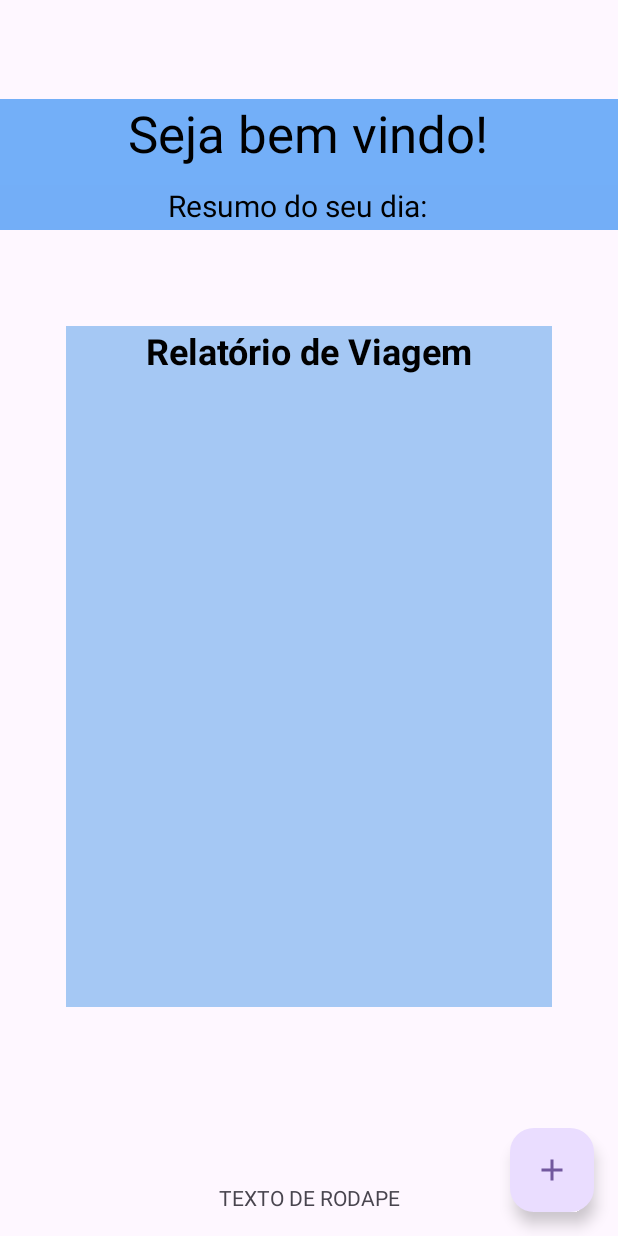
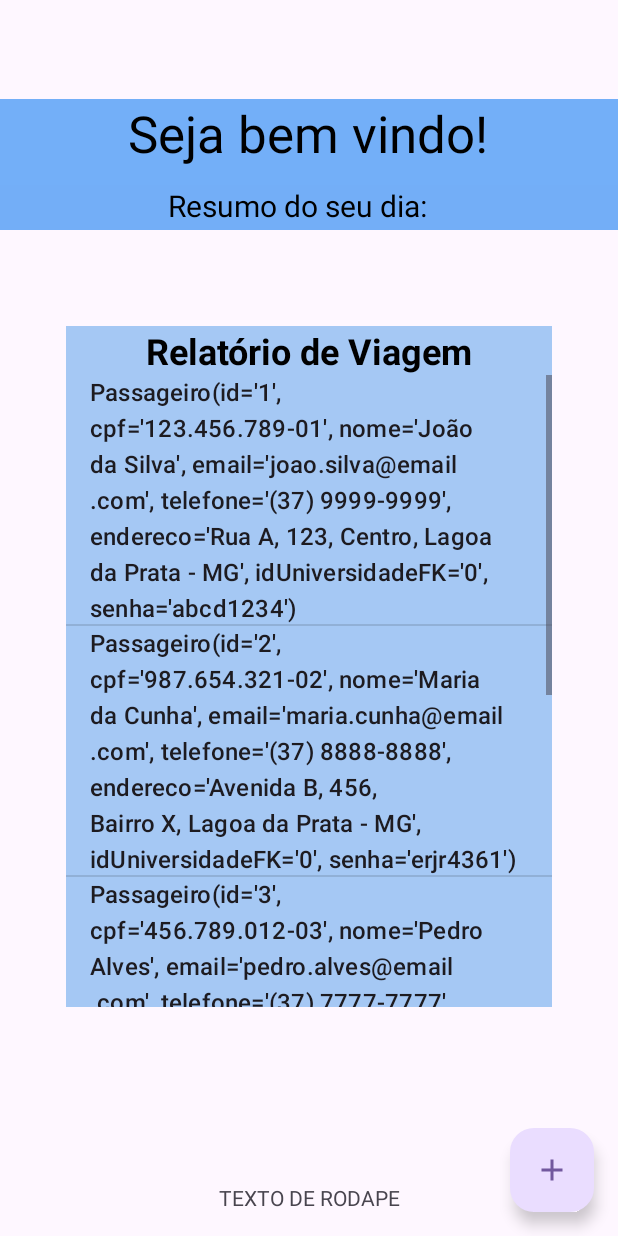
Before and after one commit to MariaLaura17/AppTransporte, an Android app: the screen it shows after launch (PrincipalActivity), after a tap on "Entrar", on a phone screen of 412 x 824 dp. Run offline under Robolectric (Android 15) with nearby library versions, the phone set to English and light mode, and no system bars; 1 statement that could not run was skipped.

Commit message:
Implementei o db, mas quando executa o app na PrincipalActivity, ele fecha, temos que trabalhar para arrumar

```diff
--- a/app/src/main/java/com/example/apptransporte/PrincipalActivity.kt
+++ b/app/src/main/java/com/example/apptransporte/PrincipalActivity.kt
@@ -2,10 +2,12 @@ package com.example.apptransporte
 
 import android.content.Intent
 import android.os.Bundle
+import android.widget.ArrayAdapter
 import androidx.activity.enableEdgeToEdge
 import androidx.appcompat.app.AppCompatActivity
 import androidx.core.view.ViewCompat
 import androidx.core.view.WindowInsetsCompat
+import com.example.apptransporte.database.DataBase
 import com.example.apptransporte.databinding.ActivityPrincipalBinding
 
 class PrincipalActivity: AppCompatActivity() {
@@ -21,6 +23,9 @@ class PrincipalActivity: AppCompatActivity() {
             insets
         }
         abrirCadastrarReservaActivity()
+        val db=DataBase(this)
+        val list=db.getQueryDataForArray()
+        binding.listviewprincipalpassageiro.adapter=ArrayAdapter(this, android.R.layout.simple_list_item_activated_1, list)
     }
 
     private fun abrirCadastrarReservaActivity() {
--- a/app/src/main/java/com/example/apptransporte/database/DataBase.kt
+++ b/app/src/main/java/com/example/apptransporte/database/DataBase.kt
@@ -1,33 +1,70 @@
 package com.example.apptransporte.database
 
 import android.content.Context
+import android.database.Cursor
 import android.database.sqlite.SQLiteDatabase
 import android.database.sqlite.SQLiteOpenHelper
+import com.example.apptransporte.model.Passageiro
 
 class DataBase (context: Context): SQLiteOpenHelper(context, "Banco.db", null,
     1){
 
     val sql = arrayOf(
-        "create table Universidade (idUniversidade int auto_increment primary key, nomeUniversidade varchar (40) not null)",
-        "create table Passageiro (cpfPassageiro varchar(15) not null unique primary key, nomePassageiro varchar (60) not null,  emailPassageiro varchar(50) not null, telefonePassageiro varchar(20) not null, enderecoPassageiro varchar (100) not null, idUniversidadeFk int not null, foreign key (idUniversidadeFk) references Universidade (idUniversidade))",
-        "create table Reserva (idReserva int auto_increment primary key, dataReserva date not null, embarque varchar(30) not null, desembarque varchar(30) not null, cpfPassageiroFk varchar(15) not null, foreign key (cpfPassageiroFk) references Passageiro (cpfPassageiro), idUniversidadeFk int not null, foreign key (idUniversidadeFk) references Universidade (idUniversidade))"
-        "INSERT INTO Universidade (nomeUniversidade) VALUES ('UNA Bom Despacho')"
-        "INSERT INTO Passageiro (cpfPassageiro, nomePassageiro, emailPassageiro, telefonePassageiro, enderecoPassageiro, idUniversidadeFk) VALUES\n" +
-                "    ('123.456.789-01', 'João da Silva', 'joao.silva@email.com', '(37) 9999-9999', 'Rua A, 123, Centro, Lagoa da Prata - MG', 1)"
-        "INSERT INTO Passageiro (cpfPassageiro, nomePassageiro, emailPassageiro, telefonePassageiro, enderecoPassageiro, idUniversidadeFk) VALUES/n" +
-                "('987.654.321-02', 'Maria da Cunha', 'maria.cunha@email.com', '(37) 8888-8888', 'Avenida B, 456, Bairro X, Lagoa da Prata - MG', 1)"
-        "INSERT INTO Passageiro (cpfPassageiro, nomePassageiro, emailPassageiro, telefonePassageiro, enderecoPassageiro, idUniversidadeFk) VALUES/n" +
-                "('456.789.012-03', 'Pedro Alves', 'pedro.alves@email.com', '(37) 7777-7777', 'Rua C, 789, Bairro Y, Lagoa da Prata - MG', 1)"
-        "INSERT INTO Passageiro (cpfPassageiro, nomePassageiro, emailPassageiro, telefonePassageiro, enderecoPassageiro, idUniversidadeFk) VALUES/n" +
-                ""
+        "create table universidade (idUniversidade INTEGER primary key, nomeUniversidade varchar (40) not null)",
+        "create table Passageiro (idPassageiro integer primary key,cpfPassageiro varchar(15) not null unique, nomePassageiro varchar (60) not null, emailPassageiro varchar(50) not null, telefonePassageiro varchar(20) not null, enderecoPassageiro varchar (100) not null, idUniversidadeFk integer not null, senha varchar(128) not null)",
+        "CREATE TABLE Reserva (idReserva INTEGER PRIMARY KEY, dataReserva DATE NOT NULL, embarque VARCHAR(30) NOT NULL, desembarque VARCHAR(30) NOT NULL, idPassageiroFK INTEGER NOT NULL, idUniversidadeFk INTEGER NOT NULL)",
+        "INSERT INTO Universidade (nomeUniversidade) VALUES ('UNA Bom Despacho')",
+        "INSERT INTO Passageiro (cpfPassageiro, nomePassageiro, emailPassageiro, telefonePassageiro, enderecoPassageiro, idUniversidadeFk, senha) VALUES('123.456.789-01', 'João da Silva', 'joao.silva@email.com', '(37) 9999-9999', 'Rua A, 123, Centro, Lagoa da Prata - MG', 1, 'abcd1234')",
+        "INSERT INTO Passageiro (cpfPassageiro, nomePassageiro, emailPassageiro, telefonePassageiro, enderecoPassageiro, idUniversidadeFk, senha) VALUES('987.654.321-02', 'Maria da Cunha', 'maria.cunha@email.com', '(37) 8888-8888', 'Avenida B, 456, Bairro X, Lagoa da Prata - MG', 1, 'erjr4361')",
+        "INSERT INTO Passageiro (cpfPassageiro, nomePassageiro, emailPassageiro, telefonePassageiro, enderecoPassageiro, idUniversidadeFk, senha) VALUES('456.789.012-03', 'Pedro Alves', 'pedro.alves@email.com', '(37) 7777-7777', 'Rua C, 789, Bairro Y, Lagoa da Prata - MG', 1, 'krog4264')",
+        "INSERT INTO Passageiro (cpfPassageiro, nomePassageiro, emailPassageiro, telefonePassageiro, enderecoPassageiro, idUniversidadeFk, senha) VALUES('789.012.345-04', 'Ana Souza', 'ana.souza@email.com', '(37) 6666-6666', 'Avenida D, 1011, Bairro Z, Lagoa da Prata - MG', 1, 'jbru5303')",
+        "INSERT INTO Passageiro (cpfPassageiro, nomePassageiro, emailPassageiro, telefonePassageiro, enderecoPassageiro, idUniversidadeFk, senha) VALUES('789.012.335-01', 'Ana Souza Rabelo', 'ana.souzarabelo@email.com', '(37) 6662-6366', 'Avenida D, 10145, Bairro Z, Lagoa da Prata - MG', 1, 'bqz.0153')"
     )
 
-    override fun onCreate(db: SQLiteDatabase?) {
-        TODO("Not yet implemented")
+    override fun onCreate(db: SQLiteDatabase) {
+        sql.forEach {
+            db.execSQL(it)
+        }
     }
 
     override fun onUpgrade(db: SQLiteDatabase?, oldVersion: Int, newVersion: Int) {
         TODO("Not yet implemented")
     }
 
+    fun getQueryData ():Cursor{
+        val db = this.readableDatabase
+        val query =db.rawQuery("SELECT * FROM passageiro", null)
+        return query
+    }
+
+    fun getQueryDataForArray(): ArrayList<Passageiro>{
+        val db=this.readableDatabase
+        val query=db.rawQuery("SELECT * FROM passageiro", null)
+        val dataList: ArrayList<Passageiro> = ArrayList() //Criando variável do tipo ArrayList que receberá objetos do tipo Passageiro e atribuindo uma instância de uma nova ArrayList() vazia
+        val idIndex = query.getColumnIndex("idPassageiro")
+        val cpfIndex=query.getColumnIndex("cpfPassageiro")
+        val nomeIndex=query.getColumnIndex("nomePassageiro")
+        val emailIndex=query.getColumnIndex("emailPassageiro")
+        val telefoneIndex=query.getColumnIndex("telefonePassageiro")
+        val enderecoIndex=query.getColumnIndex("enderecoPassageiro")
+        val idUniversidadeFKIndex=query.getColumnIndex("idUniversidadeFK")
+        val senhaIndex=query.getColumnIndex("senha")
+
+        if (query.count>0){
+            query.moveToFirst()
+            do {
+                val id = query.getInt(idIndex)
+                val cpf = query.getString(cpfIndex)
+                val nome = query.getString(nomeIndex)
+                val email = query.getString(emailIndex)
+                val telefone = query.getString(telefoneIndex)
+                val endereco = query.getString(enderecoIndex)
+                val idUniversidadeFK = query.getInt(idUniversidadeFKIndex)
+                val senha = query.getString(senhaIndex)
+                dataList.add(Passageiro(id, cpf, nome, email, telefone, endereco, idUniversidadeFK, senha))
+            }while (query.moveToNext())
+        }
+        return dataList
+    }
+
 }
--- /dev/null
+++ b/app/src/main/java/com/example/apptransporte/model/Passageiro.kt
@@ -0,0 +1,8 @@
+package com.example.apptransporte.model
+
+class Passageiro(val id: Int=0, val cpf: String="", val nome: String="", val email: String="", val telefone: String="", val endereco: String="", val idUniversidadeFK: Int=0, val senha: String="") {
+    override fun toString():String{
+        return "Passageiro(id='$id', cpf='$cpf', nome='$nome', email='$email', telefone='$telefone', endereco='$endereco', idUniversidadeFK='$idUniversidadeFK', senha='$senha')"
+    }
+
+}
--- a/app/src/main/res/layout/activity_principal.xml
+++ b/app/src/main/res/layout/activity_principal.xml
@@ -78,7 +78,7 @@
             android:textSize="24sp"
             android:textStyle="bold" />
 
-        <ListView
+        <ListView android:id="@+id/listviewprincipalpassageiro"
             android:layout_width="match_parent"
             android:layout_height="match_parent" />
 
```
Also changed, not shown: 235 other files.
